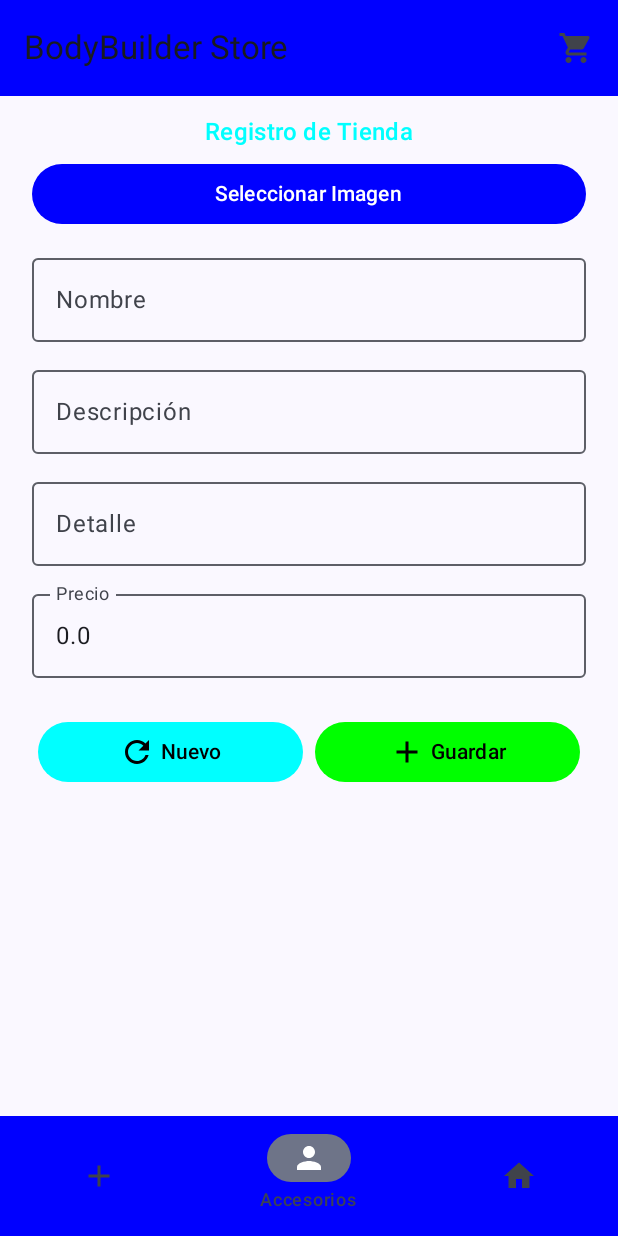
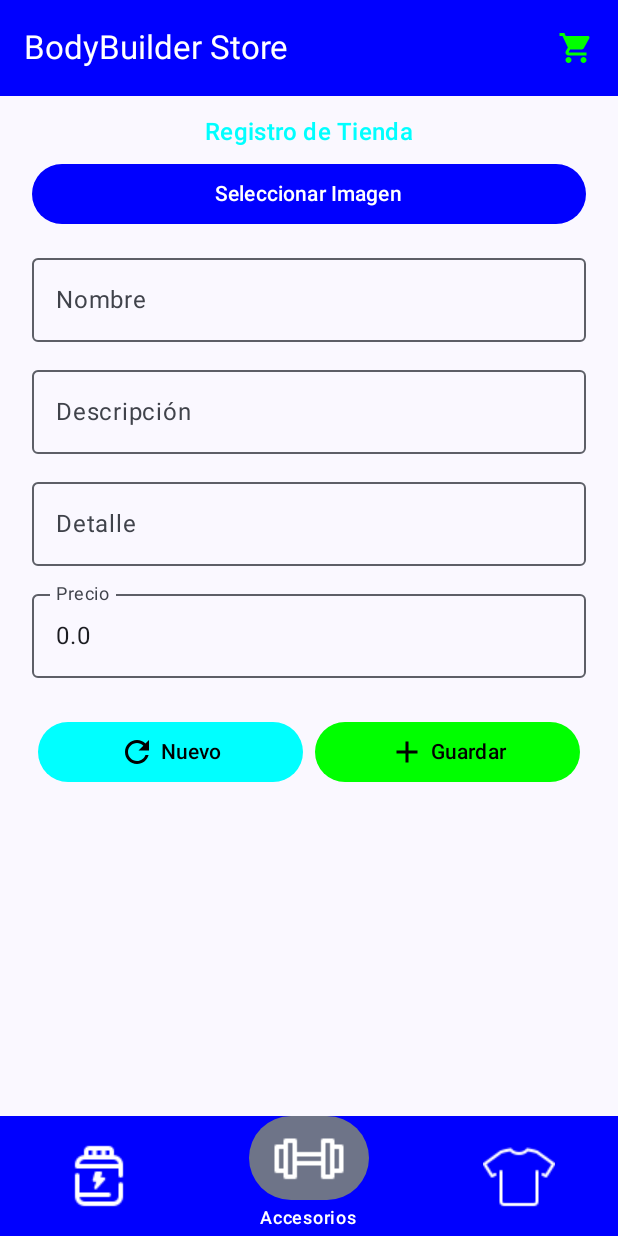
Before and after one commit to LuisMiguel001/BodyBuilderStore, an Android app built with Jetpack Compose: the screen it shows after launch (MainActivity), item 2 of the bottom bar chosen, on a phone screen of 412 x 824 dp. Run offline under Robolectric (Android 15) with nearby library versions, the phone set to English and light mode, and no system bars; our stand-ins replace Dagger/Hilt's generated code, Room's generated code.

Commit message:
Agregando iconos personalizados.

```diff
--- a/app/src/main/java/com/ucne/bodybuilderstore/MainActivity.kt
+++ b/app/src/main/java/com/ucne/bodybuilderstore/MainActivity.kt
@@ -4,14 +4,8 @@ import android.annotation.SuppressLint
 import android.os.Bundle
 import androidx.activity.ComponentActivity
 import androidx.activity.compose.setContent
-import androidx.activity.viewModels
-import androidx.compose.foundation.layout.Spacer
-import androidx.compose.foundation.layout.height
-import androidx.compose.foundation.layout.padding
+import androidx.compose.foundation.background
 import androidx.compose.material.icons.Icons
-import androidx.compose.material.icons.filled.Add
-import androidx.compose.material.icons.filled.Home
-import androidx.compose.material.icons.filled.Person
 import androidx.compose.material.icons.filled.ShoppingCart
 import androidx.compose.material3.ExperimentalMaterial3Api
 import androidx.compose.material3.Icon
@@ -28,7 +22,8 @@ import androidx.compose.runtime.remember
 import androidx.compose.runtime.setValue
 import androidx.compose.ui.Modifier
 import androidx.compose.ui.graphics.Color
-import androidx.compose.ui.unit.dp
+import androidx.compose.ui.graphics.painter.Painter
+import androidx.compose.ui.res.painterResource
 import androidx.navigation.NavType
 import androidx.navigation.compose.NavHost
 import androidx.navigation.compose.composable
@@ -36,7 +31,6 @@ import androidx.navigation.compose.rememberNavController
 import androidx.navigation.navArgument
 import com.ucne.bodybuilderstore.ui.screens.detailProductScreen.ProductDetailsScreen
 import com.ucne.bodybuilderstore.ui.screens.homeScreen.ProductosScreen
-import com.ucne.bodybuilderstore.ui.screens.registroScreen.ProductViewModel
 import com.ucne.bodybuilderstore.ui.screens.registroScreen.RegistroProduct
 import com.ucne.bodybuilderstore.ui.theme.BodyBuilderStoreTheme
 import dagger.hilt.android.AndroidEntryPoint
@@ -58,13 +52,17 @@ class MainActivity : ComponentActivity() {
                     topBar = {
                         TopAppBar(
                             title = {
-                                Text(text = "BodyBuilder Store")
+                                Text(
+                                    text = "BodyBuilder Store",
+                                    color = Color.White
+                                )
                             },
                             actions = {
                                 IconButton(onClick = { navController.navigate("") }) {
                                     Icon(
                                         imageVector = Icons.Default.ShoppingCart,
-                                        contentDescription = "Add"
+                                        contentDescription = "Add",
+                                        tint = Color.Green
                                     )
                                 }
                             },
@@ -73,19 +71,18 @@ class MainActivity : ComponentActivity() {
                     },
                     bottomBar = {
                         NavigationBar(
-                            containerColor = Color.Blue,
-                            contentColor = Color.White
+                            containerColor = Color.Blue
                         ) {
                             items.forEachIndexed { index, item ->
-                                val icon = when (index) {
-                                    0 -> Icons.Default.Add
-                                    1 -> Icons.Default.Person
-                                    2 -> Icons.Default.Home
-                                    else -> Icons.Default.Add
+                                val icon: Painter = when (index) {
+                                    0 -> painterResource(id = R.drawable.icons8_protein_48)
+                                    1 -> painterResource(id = R.drawable.icons8_gym_48)
+                                    2 ->painterResource(id = R.drawable.icons8_clothes_48)
+                                    else -> painterResource(id = R.drawable.icons8_protein_48)
                                 }
                                 NavigationBarItem(
-                                    icon = { Icon(icon, contentDescription = item) },
-                                    label = { Text(item) },
+                                    icon = { Icon(icon, contentDescription = item, tint = Color.White, modifier = Modifier.background(Color.Transparent)) },
+                                    label = { Text(item, color = Color.White) },
                                     selected = selectedItem == index,
                                     onClick = {
                                         selectedItem = index
@@ -104,7 +101,7 @@ class MainActivity : ComponentActivity() {
                 ) {
                     NavHost(
                         navController = navController,
-                        startDestination = "consulta"
+                        startDestination = "consulta",
                     ) {
                         composable("registro") {
                             RegistroProduct()
--- a/app/src/main/java/com/ucne/bodybuilderstore/ui/screens/homeScreen/ProductList.kt
+++ b/app/src/main/java/com/ucne/bodybuilderstore/ui/screens/homeScreen/ProductList.kt
@@ -16,8 +16,14 @@ import androidx.compose.foundation.layout.size
 import androidx.compose.foundation.lazy.grid.GridCells
 import androidx.compose.foundation.lazy.grid.LazyVerticalGrid
 import androidx.compose.foundation.lazy.grid.items
+import androidx.compose.foundation.rememberScrollState
+import androidx.compose.foundation.verticalScroll
+import androidx.compose.material.icons.Icons
+import androidx.compose.material.icons.filled.Delete
 import androidx.compose.material3.Card
 import androidx.compose.material3.CardDefaults
+import androidx.compose.material3.Icon
+import androidx.compose.material3.IconButton
 import androidx.compose.material3.MaterialTheme
 import androidx.compose.material3.Text
 import androidx.compose.runtime.Composable
@@ -46,7 +52,9 @@ fun ProductosScreen(
     val productos by viewModel.stores.collectAsState(initial = emptyList())
 
     Column(
-        modifier = Modifier.fillMaxWidth(),
+        modifier = Modifier
+            .fillMaxWidth()
+            .padding(bottom = 70.dp),
         horizontalAlignment = Alignment.CenterHorizontally
     ) {
         Spacer(modifier = Modifier.height(60.dp))
@@ -55,9 +63,9 @@ fun ProductosScreen(
             modifier = Modifier.padding(8.dp)
         ) {
             items(productos) { producto ->
-                ProductoCard(producto) {
-                    navController.navigate("detalle/${producto.id}")
-                }
+                ProductoCard(producto = producto,
+                    onDeleteClick = {viewModel.onEvent(StoreEvent.Delete(producto))},
+                    onClick = { navController.navigate("detalle/${producto.id}") })
             }
         }
         Spacer(modifier = Modifier.height(1000.dp))
@@ -67,9 +75,11 @@ fun ProductosScreen(
 @Composable
 fun ProductoCard(
     producto: StoreEntity,
+    onDeleteClick: () -> Unit,
     onClick: () -> Unit
 ) {
     val painter: Painter = rememberImagePainter(data = producto.imagen)
+    val myGreen = Color(android.graphics.Color.parseColor("#00A42E"))
 
     Card(
         elevation = CardDefaults.cardElevation(10.dp),
@@ -114,18 +124,20 @@ fun ProductoCard(
                             Text(
                                 text = "$${producto.precio}",
                                 style = MaterialTheme.typography.titleSmall,
-                                color = Color.Green
+                                color = myGreen
                             )
                         }
-/*                        IconButton(
-                            onClick = onDeleteClick
+                        IconButton(
+                            onClick = onDeleteClick,
+                            modifier = Modifier
+                                .align(Alignment.TopEnd)
                         ) {
                             Icon(
                                 imageVector = Icons.Default.Delete,
                                 tint = Color.Red,
                                 contentDescription = "Eliminar"
                             )
-                        }*/
+                        }
                     }
                 }
             }
--- a/app/src/main/java/com/ucne/bodybuilderstore/ui/screens/registroScreen/RegistroProduct.kt
+++ b/app/src/main/java/com/ucne/bodybuilderstore/ui/screens/registroScreen/RegistroProduct.kt
@@ -62,6 +62,7 @@ fun RegistroProduct(
             .fillMaxSize()
             .padding(16.dp)
             .verticalScroll(rememberScrollState())
+            .padding(bottom = 70.dp),
     ) {
         Spacer(modifier = Modifier.height(60.dp))
         Text(
```
Also changed, not shown: app/src/main/java/com/ucne/bodybuilderstore/ui/screens/detailProductScreen/detailProduct.kt (+9 -2 lines), app/src/main/res/drawable/icons8_clothes_48.png (added), app/src/main/res/drawable/icons8_gym_48.png (added), app/src/main/res/drawable/icons8_protein_48.png (added).
